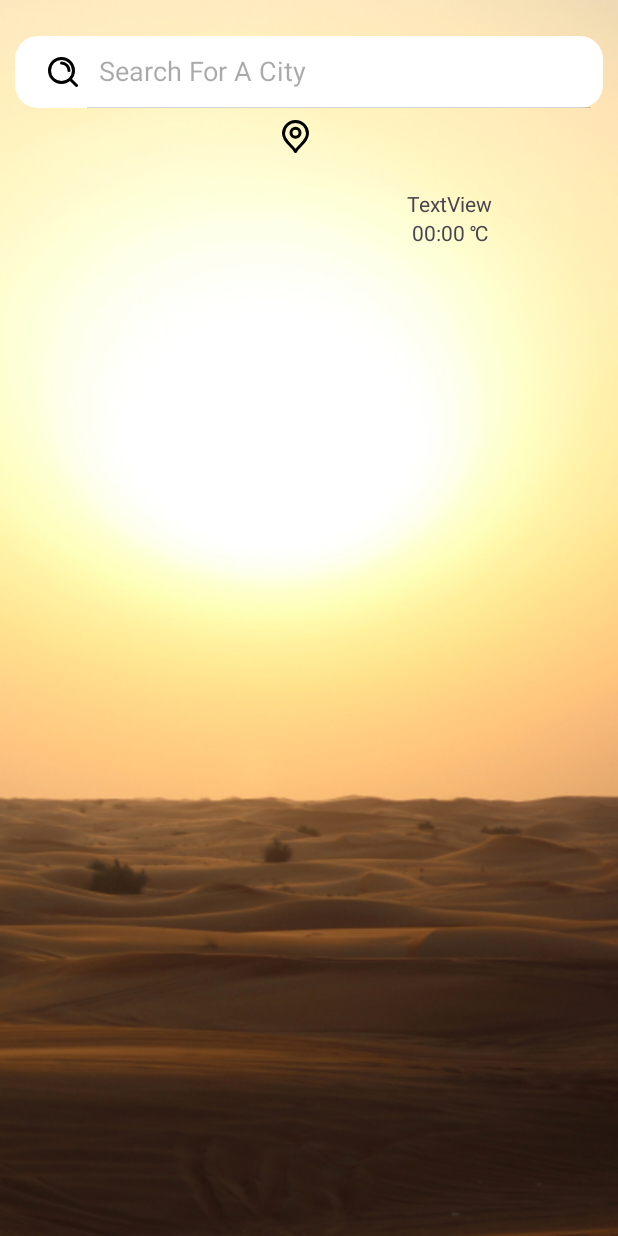
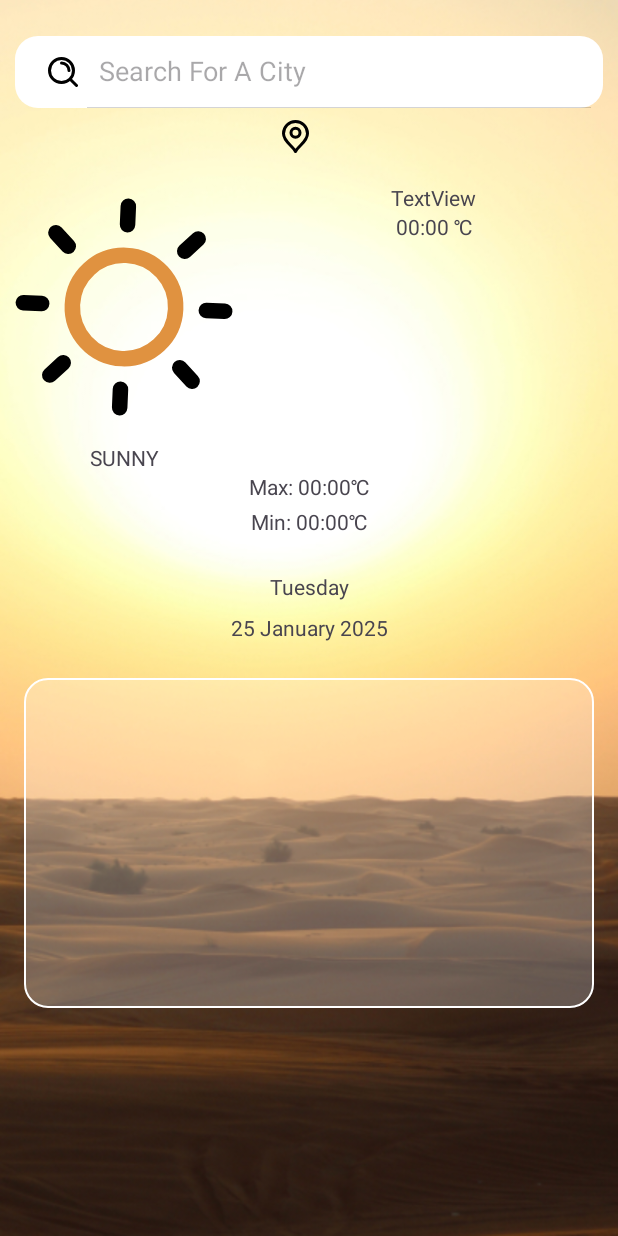
Before and after one commit to ShreyashBhardwaj/WeatherApp, an Android app: the screen it shows after launch (MainActivity), on a phone screen of 412 x 824 dp. Run offline under Robolectric (Android 15) with nearby library versions, the phone set to English and light mode, and no system bars.

Commit message:
Worked on the Layout still

```diff
--- a/app/build.gradle.kts
+++ b/app/build.gradle.kts
@@ -40,4 +40,6 @@ dependencies {
     testImplementation(libs.junit)
     androidTestImplementation(libs.ext.junit)
     androidTestImplementation(libs.espresso.core)
+    implementation("com.airbnb.android:lottie:6.6.6")
+
 }
--- a/app/src/main/res/layout/activity_main.xml
+++ b/app/src/main/res/layout/activity_main.xml
@@ -35,14 +35,25 @@
         app:layout_constraintStart_toStartOf="@+id/searchView"
         app:layout_constraintTop_toBottomOf="@+id/searchView" />
 
+    <com.airbnb.lottie.LottieAnimationView
+        android:id="@+id/lottieAnimationView"
+        android:layout_width="165dp"
+        android:layout_height="165dp"
+        android:layout_marginTop="20dp"
+        app:layout_constraintStart_toStartOf="parent"
+        app:layout_constraintTop_toBottomOf="@+id/textView2"
+        app:lottie_autoPlay="true"
+        app:lottie_loop="true"
+        app:lottie_rawRes="@raw/sun" />
+
     <TextView
         android:id="@+id/textView3"
         android:layout_width="wrap_content"
         android:layout_height="wrap_content"
-        android:layout_marginTop="24dp"
-        android:layout_marginEnd="84dp"
+        android:layout_marginTop="20dp"
         android:text="TextView"
         app:layout_constraintEnd_toEndOf="parent"
+        app:layout_constraintStart_toEndOf="@+id/lottieAnimationView"
         app:layout_constraintTop_toBottomOf="@+id/textView2" />
 
     <TextView
@@ -54,4 +65,68 @@
         app:layout_constraintStart_toStartOf="@+id/textView3"
         app:layout_constraintTop_toBottomOf="@+id/textView3" />
 
+    <TextView
+        android:id="@+id/textView5"
+        android:layout_width="wrap_content"
+        android:layout_height="wrap_content"
+        android:layout_marginTop="8dp"
+        android:text="Sunny"
+        android:textAllCaps="true"
+        app:layout_constraintEnd_toEndOf="@+id/lottieAnimationView"
+        app:layout_constraintStart_toStartOf="@+id/lottieAnimationView"
+        app:layout_constraintTop_toBottomOf="@+id/lottieAnimationView" />
+
+    <TextView
+        android:id="@+id/textView6"
+        android:layout_width="wrap_content"
+        android:layout_height="wrap_content"
+        android:text="Max: 00:00℃"
+        app:layout_constraintEnd_toEndOf="parent"
+        app:layout_constraintStart_toStartOf="parent"
+        app:layout_constraintTop_toBottomOf="@+id/textView5" />
+
+    <TextView
+        android:id="@+id/textView7"
+        android:layout_width="wrap_content"
+        android:layout_height="wrap_content"
+        android:layout_marginTop="4dp"
+        android:text="Min: 00:00℃"
+        app:layout_constraintEnd_toEndOf="@+id/textView6"
+        app:layout_constraintStart_toStartOf="@+id/textView6"
+        app:layout_constraintTop_toBottomOf="@+id/textView6" />
+
+    <TextView
+        android:id="@+id/textView8"
+        android:layout_width="wrap_content"
+        android:layout_height="wrap_content"
+        android:layout_marginTop="24dp"
+        android:text="Tuesday"
+        app:layout_constraintEnd_toEndOf="@+id/textView7"
+        app:layout_constraintStart_toStartOf="@+id/textView7"
+        app:layout_constraintTop_toBottomOf="@+id/textView7" />
+
+    <TextView
+        android:id="@+id/textView9"
+        android:layout_width="wrap_content"
+        android:layout_height="wrap_content"
+        android:layout_marginTop="8dp"
+        android:text="25 January 2025"
+        app:layout_constraintEnd_toEndOf="@+id/textView8"
+        app:layout_constraintStart_toStartOf="@+id/textView8"
+        app:layout_constraintTop_toBottomOf="@+id/textView8" />
+
+    <FrameLayout
+        android:layout_width="match_parent"
+        android:layout_height="220dp"
+        android:layout_marginStart="16dp"
+        android:layout_marginTop="24dp"
+        android:layout_marginEnd="16dp"
+        android:background="@drawable/backgroundshape"
+        app:layout_constraintEnd_toEndOf="parent"
+        app:layout_constraintHorizontal_bias="0.0"
+        app:layout_constraintStart_toStartOf="parent"
+        app:layout_constraintTop_toBottomOf="@+id/textView9">
+
+    </FrameLayout>
+
 </androidx.constraintlayout.widget.ConstraintLayout>
```
